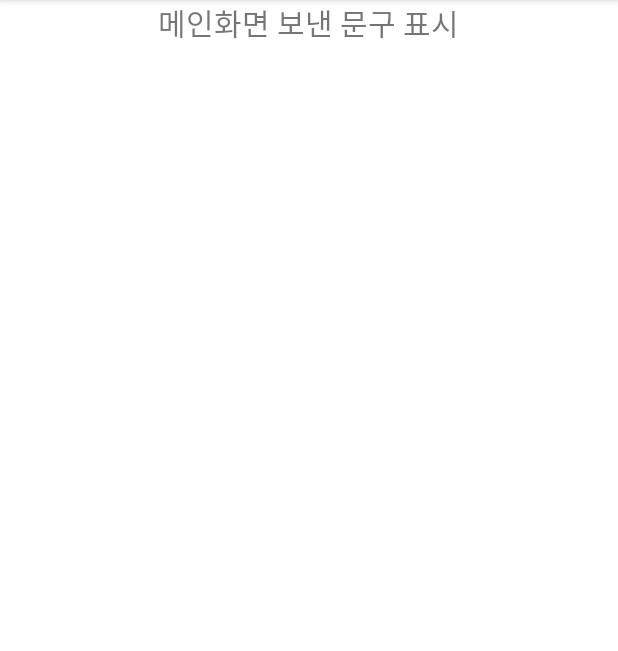
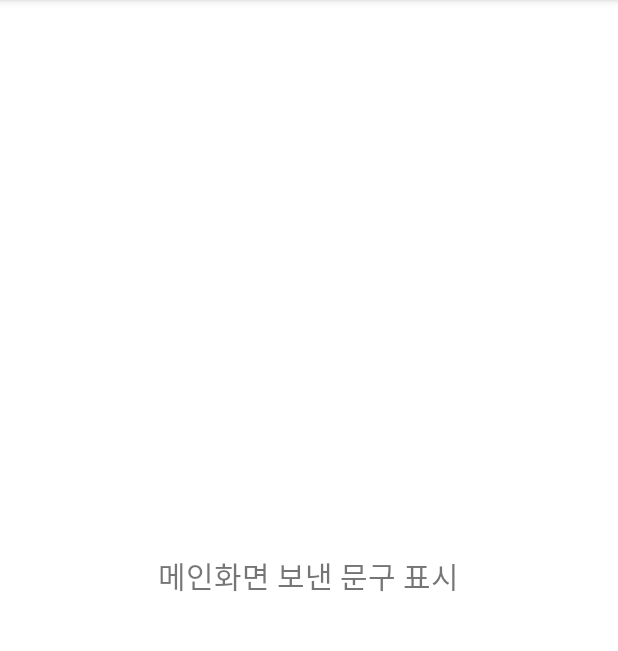
Before and after one commit to kimjungnan/Intent_20211113, an Android app: the ViewMessageActivity screen opened directly, with no data from a screen before it, on a phone screen of 412 x 824 dp, the part 84-735 px from its top. Run offline under Robolectric (Android 15) with nearby library versions, the phone set to English and light mode, and no system bars.

```diff
--- a/app/src/main/res/layout/activity_main.xml
+++ b/app/src/main/res/layout/activity_main.xml
@@ -24,11 +24,13 @@
         android:text="다른화면으로 이동" />
 
     <EditText
+        android:id="@+id/editMessage"
         android:layout_width="match_parent"
         android:layout_height="wrap_content"
         android:hint="아무말이나 입력" />
 
   <Button
+      android:id="@+id/btnSendMessage"
       android:layout_width="match_parent"
       android:layout_height="wrap_content"
       android:text="문구 전송 버튼" />
--- a/app/src/main/res/layout/activity_view_message.xml
+++ b/app/src/main/res/layout/activity_view_message.xml
@@ -11,7 +11,7 @@
 
     <TextView
         android:layout_width="wrap_content"
-        android:layout_height="match_parent"
+        android:layout_height="wrap_content"
         android:text="메인화면 보낸 문구 표시"
         android:textSize="20sp" />
 
```
Also changed, not shown: app/src/main/java/com/neppplus/intent_20211113/MainActivity.kt (+13 -0 lines).
